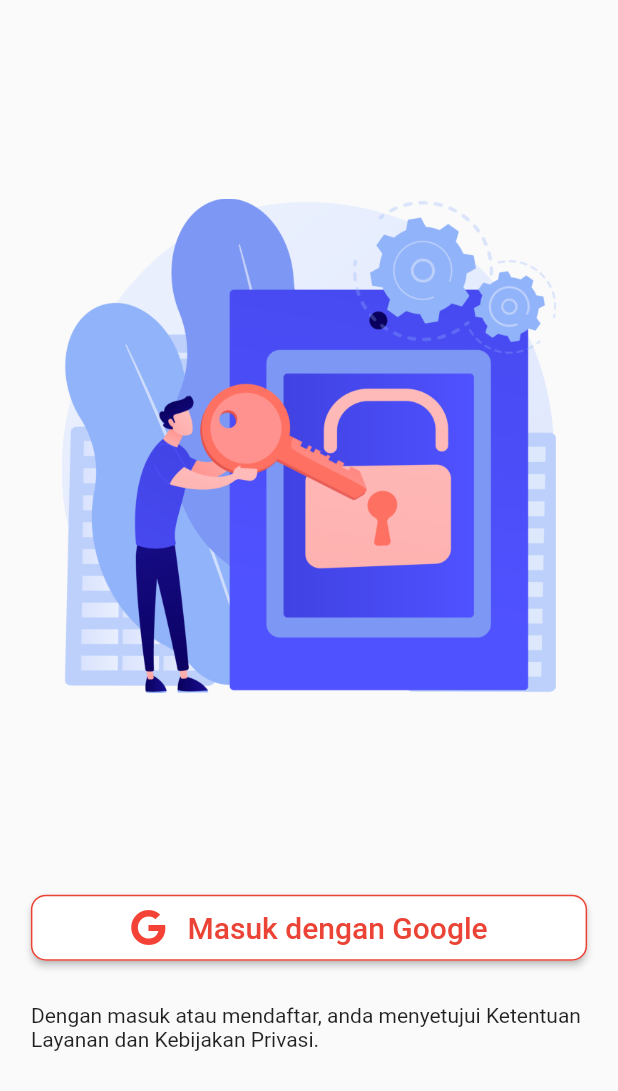
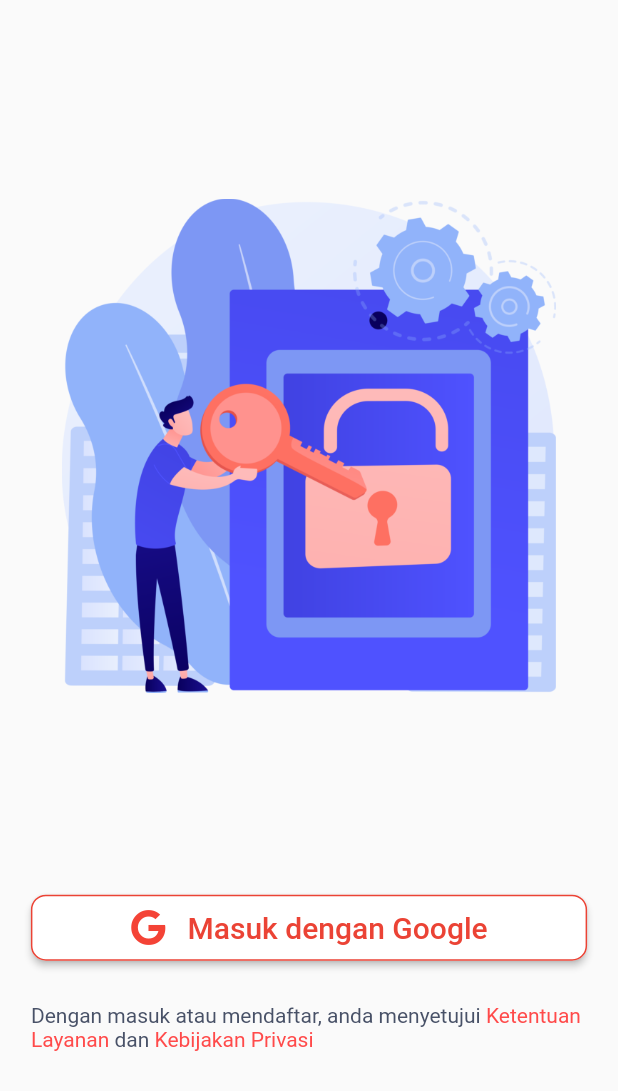
Before and after one commit to Krisnadjie/antriyuk-master, a Flutter app: the LoginPage screen opened directly, on a phone screen of 412 x 824 dp, the part 145-1236 px from its top. Run offline on Flutter 3.47's test engine with Material 2 defaults, Android fonts, the phone set to English and light mode, and no system bars; our stand-ins replace firebase_auth, firebase_core, fluttertoast, font_awesome_flutter, google_sign_in; accounts and stored records are empty.

Commit message:
perubahan 3

```diff
--- a/lib/loginpage.dart
+++ b/lib/loginpage.dart
@@ -1,4 +1,5 @@
 import 'dart:async';
+import 'package:antriyuk/homepage.dart';
 import 'package:flutter/cupertino.dart';
 import 'package:flutter/material.dart';
 import 'package:flutter/painting.dart';
@@ -8,6 +9,7 @@ import 'package:google_sign_in/google_sign_in.dart';
 import 'package:firebase_core/firebase_core.dart';
 import 'package:antriyuk/welcomepage.dart';
 import 'package:fluttertoast/fluttertoast.dart';
+import 'package:flutter/gestures.dart';
 
 class LoginPage extends StatefulWidget {
   @override
@@ -27,10 +29,14 @@ class _LoginPageState extends State<LoginPage> {
     final OAuthCredential credential = GoogleAuthProvider.credential(
         idToken: authentication.idToken,
         accessToken: authentication.accessToken);
+    Navigator.push(context, MaterialPageRoute(builder: (context) => HalHome()));
   }
 
   @override
   Widget build(BuildContext context) {
+    TextStyle def = TextStyle(color: Color(0xff485167), fontSize: 14);
+    TextStyle linkstyle = TextStyle(color: Color(0xffFF4A4A));
+
     return Scaffold(
         body: Stack(
       fit: StackFit.expand,
@@ -125,12 +131,30 @@ class _LoginPageState extends State<LoginPage> {
             flex: 2,
           ),
           SizedBox(
-            width: MediaQuery.of(context).size.width * 0.9,
-            child: Text(
-              "Dengan masuk atau mendaftar, anda menyetujui Ketentuan Layanan dan Kebijakan Privasi.",
-              style: TextStyle(fontSize: 14),
-            ),
-          ),
+              width: MediaQuery.of(context).size.width * 0.9,
+              child: RichText(
+                  text: TextSpan(style: def, children: <TextSpan>[
+                TextSpan(
+                  text: "Dengan masuk atau mendaftar, anda menyetujui ",
+                  style: def,
+                ),
+                TextSpan(
+                    text: "Ketentuan Layanan ",
+                    style: linkstyle,
+                    recognizer: TapGestureRecognizer()
+                      ..onTap = () => print('click')),
+                TextSpan(
+                  text: "dan ",
+                  style: def,
+                ),
+                TextSpan(
+                    text: "Kebijakan Privasi ",
+                    style: linkstyle,
+                    recognizer: TapGestureRecognizer()
+                      ..onTap = () {
+                        print('Layanan');
+                      }),
+              ]))),
           Spacer(
             flex: 2,
           )
--- a/lib/welcome1page.dart
+++ b/lib/welcome1page.dart
@@ -13,7 +13,7 @@ class Welcome1Page extends StatelessWidget {
           mainAxisAlignment: MainAxisAlignment.center,
           children: <Widget>[
             Spacer(
-              flex: 10,
+              flex: 12,
             ),
             Container(
               width: MediaQuery.of(context).size.width * 0.8,
```
